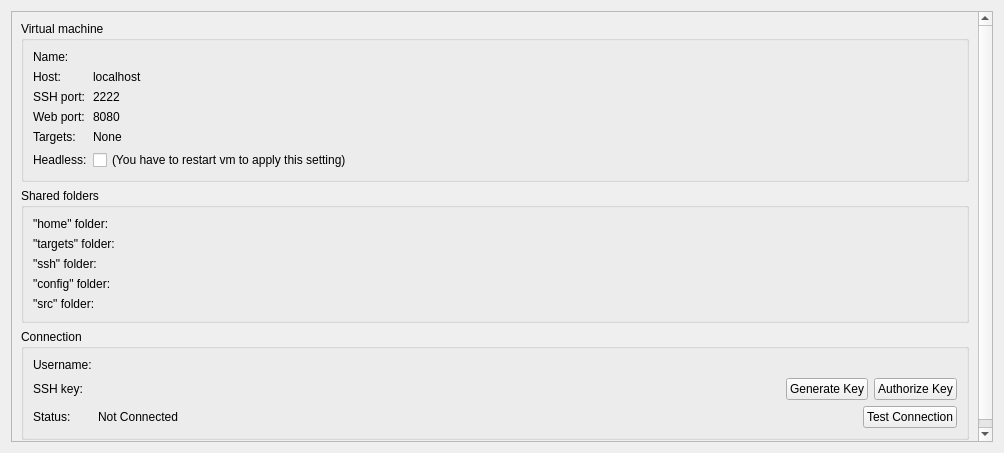
sailfishos/sailfish-qtcreator, file src/plugins/mer/mersdkdetailswidget.ui: the form before one commit.
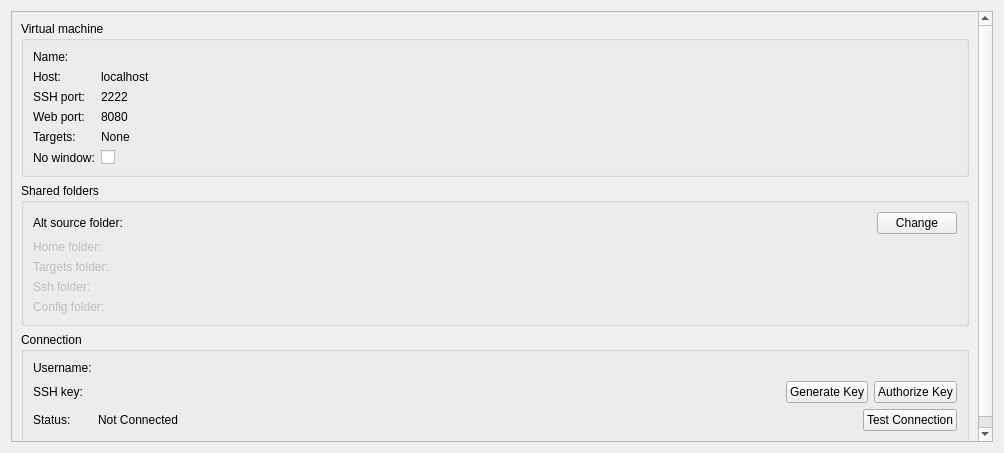
The form after the commit. Custom widgets are drawn as their Qt base class.

Commit message: [qtc] config file rewriting and alt src directory setting

```diff
--- a/src/plugins/mer/mersdkdetailswidget.ui
+++ b/src/plugins/mer/mersdkdetailswidget.ui
@@ -30,8 +30,8 @@
        <rect>
         <x>0</x>
         <y>0</y>
-        <width>990</width>
-        <height>439</height>
+        <width>968</width>
+        <height>486</height>
        </rect>
       </property>
       <layout class="QVBoxLayout" name="verticalLayout_2">
@@ -132,14 +132,17 @@
           <item row="5" column="0">
            <widget class="QLabel" name="label">
             <property name="text">
-             <string>Headless:</string>
+             <string>No window:</string>
             </property>
            </widget>
           </item>
           <item row="5" column="1">
            <widget class="QCheckBox" name="headlessCheckBox">
+            <property name="toolTip">
+             <string>&lt;html&gt;&lt;head/&gt;&lt;body&gt;&lt;p&gt;If enabled the virtual machine will be run in a windowless mode (default).&lt;/p&gt;&lt;p&gt;Changing this setting requires restarting the virtual machine.&lt;/p&gt;&lt;p&gt;&lt;br/&gt;&lt;/p&gt;&lt;/body&gt;&lt;/html&gt;</string>
+            </property>
             <property name="text">
-             <string>(You have to restart vm to apply this setting)</string>
+             <string/>
             </property>
            </widget>
           </item>
@@ -151,36 +154,32 @@
          <property name="title">
           <string>Shared folders</string>
          </property>
-         <layout class="QFormLayout" name="formLayout_2">
-          <property name="fieldGrowthPolicy">
-           <enum>QFormLayout::ExpandingFieldsGrow</enum>
-          </property>
-          <item row="0" column="0">
-           <widget class="QLabel" name="homeFolderLabel">
-            <property name="text">
-             <string>&quot;home&quot; folder:</string>
+         <layout class="QGridLayout" name="gridLayout">
+          <item row="0" column="2">
+           <widget class="QPushButton" name="srcFolderApplyButton">
+            <property name="toolTip">
+             <string>&lt;html&gt;&lt;head/&gt;&lt;body&gt;&lt;p&gt;&lt;span style=&quot; font-weight:600;&quot;&gt;Change the alternative source location folder.&lt;/span&gt;&lt;/p&gt;&lt;p&gt;By default MerSDK can read project sources only from your home directory. You can specify here another location for your projects. You will need to stop MerSDK before this setting can be changed.&lt;/p&gt;&lt;/body&gt;&lt;/html&gt;</string>
             </property>
-           </widget>
-          </item>
-          <item row="0" column="1">
-           <widget class="QLabel" name="homeFolderPathLabel">
             <property name="text">
-             <string/>
+             <string>Change</string>
             </property>
-            <property name="textInteractionFlags">
-             <set>Qt::LinksAccessibleByMouse|Qt::TextSelectableByKeyboard|Qt::TextSelectableByMouse</set>
-            </property>
            </widget>
           </item>
-          <item row="1" column="0">
+          <item row="2" column="0">
            <widget class="QLabel" name="targetFolderLabel">
+            <property name="enabled">
+             <bool>false</bool>
+            </property>
             <property name="text">
-             <string>&quot;targets&quot; folder:</string>
+             <string>Targets folder:</string>
             </property>
            </widget>
           </item>
-          <item row="1" column="1">
+          <item row="2" column="1">
            <widget class="QLabel" name="targetFolderPathLabel">
+            <property name="enabled">
+             <bool>false</bool>
+            </property>
             <property name="text">
              <string/>
             </property>
@@ -189,15 +188,21 @@
             </property>
            </widget>
           </item>
-          <item row="2" column="0">
+          <item row="3" column="0">
            <widget class="QLabel" name="sshFolderLabel">
+            <property name="enabled">
+             <bool>false</bool>
+            </property>
             <property name="text">
-             <string>&quot;ssh&quot; folder:</string>
+             <string>Ssh folder:</string>
             </property>
            </widget>
           </item>
-          <item row="2" column="1">
+          <item row="3" column="1">
            <widget class="QLabel" name="sshFolderPathLabel">
+            <property name="enabled">
+             <bool>false</bool>
+            </property>
             <property name="text">
              <string/>
             </property>
@@ -206,15 +211,21 @@
             </property>
            </widget>
           </item>
-          <item row="3" column="0">
+          <item row="4" column="0">
            <widget class="QLabel" name="configFolderLabel">
+            <property name="enabled">
+             <bool>false</bool>
+            </property>
             <property name="text">
-             <string>&quot;config&quot; folder:</string>
+             <string>Config folder:</string>
             </property>
            </widget>
           </item>
-          <item row="3" column="1">
+          <item row="4" column="1">
            <widget class="QLabel" name="configFolderPathLabel">
+            <property name="enabled">
+             <bool>false</bool>
+            </property>
             <property name="text">
              <string/>
             </property>
@@ -223,20 +234,46 @@
             </property>
            </widget>
           </item>
-          <item row="4" column="0">
+          <item row="1" column="0">
+           <widget class="QLabel" name="homeFolderLabel">
+            <property name="enabled">
+             <bool>false</bool>
+            </property>
+            <property name="text">
+             <string>Home folder:</string>
+            </property>
+           </widget>
+          </item>
+          <item row="0" column="1">
+           <widget class="Utils::PathChooser" name="srcFolderPathChooser" native="true">
+            <property name="sizePolicy">
+             <sizepolicy hsizetype="Expanding" vsizetype="Preferred">
+              <horstretch>0</horstretch>
+              <verstretch>0</verstretch>
+             </sizepolicy>
+            </property>
+            <property name="toolTip">
+             <string>&lt;html&gt;&lt;head/&gt;&lt;body&gt;&lt;p&gt;&lt;span style=&quot; font-weight:600;&quot;&gt;The alternative source folder path.&lt;/span&gt;&lt;/p&gt;&lt;p&gt;Your projects can be located under your home folder or under this folder.&lt;/p&gt;&lt;/body&gt;&lt;/html&gt;</string>
+            </property>
+           </widget>
+          </item>
+          <item row="1" column="1">
+           <widget class="QLabel" name="homeFolderPathLabel">
+            <property name="enabled">
+             <bool>false</bool>
+            </property>
+            <property name="text">
+             <string/>
+            </property>
+            <property name="textInteractionFlags">
+             <set>Qt::LinksAccessibleByMouse|Qt::TextSelectableByKeyboard|Qt::TextSelectableByMouse</set>
+            </property>
+           </widget>
+          </item>
+          <item row="0" column="0">
            <widget class="QLabel" name="srcFolderLabel">
             <property name="text">
-             <string>&quot;src&quot; folder:</string>
-            </property>
-           </widget>
-          </item>
-          <item row="4" column="1">
-           <widget class="QLabel" name="srcFolderPathLabel">
-            <property name="text">
-             <string/>
-            </property>
-            <property name="textInteractionFlags">
-             <set>Qt::LinksAccessibleByMouse|Qt::TextSelectableByKeyboard|Qt::TextSelectableByMouse</set>
+             <string>Alt source folder:</string>
             </property>
            </widget>
           </item>
```
The commit also changes 24 other files.
